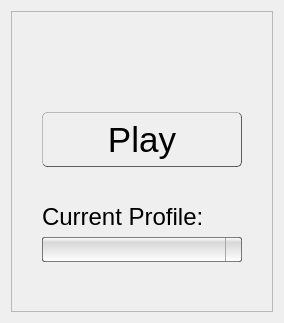
Before: the Qt Designer form files/ui/playpage.ui in OpenMW/openmw, drawn with Qt 5.
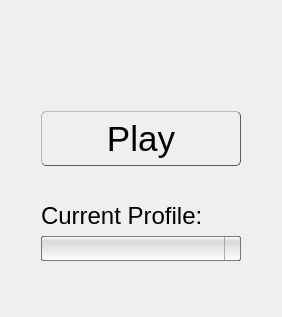
After: the same form once the commit is applied. Icons and pictures are not drawn.

```diff
--- a/files/ui/playpage.ui
+++ b/files/ui/playpage.ui
@@ -2,9 +2,17 @@
 <ui version="4.0">
  <class>PlayPage</class>
  <widget class="QWidget" name="PlayPage">
+  <property name="geometry">
+   <rect>
+    <x>0</x>
+    <y>0</y>
+    <width>274</width>
+    <height>317</height>
+   </rect>
+  </property>
   <layout class="QVBoxLayout" name="verticalLayout">
    <item>
-    <widget class="QFrame" name="Scroll">
+    <widget class="QWidget" name="Scroll" native="true">
      <property name="styleSheet">
       <string notr="true">#Scroll {
     background-image: url(&quot;:/images/playpage-background.png&quot;);
@@ -13,15 +21,6 @@
 }
 </string>
      </property>
-     <property name="frameShape">
-      <enum>QFrame::StyledPanel</enum>
-     </property>
-     <property name="frameShadow">
-      <enum>QFrame::Plain</enum>
-     </property>
-     <property name="lineWidth">
-      <number>0</number>
-     </property>
      <layout class="QGridLayout" name="gridLayout">
       <property name="leftMargin">
        <number>30</number>
```
